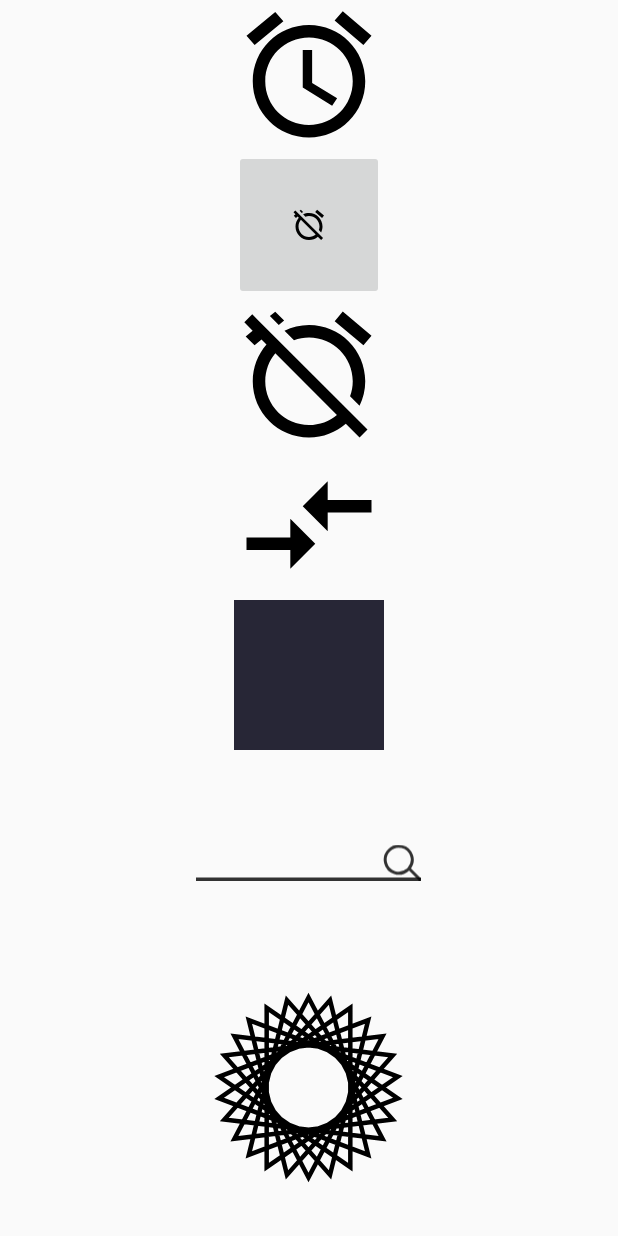
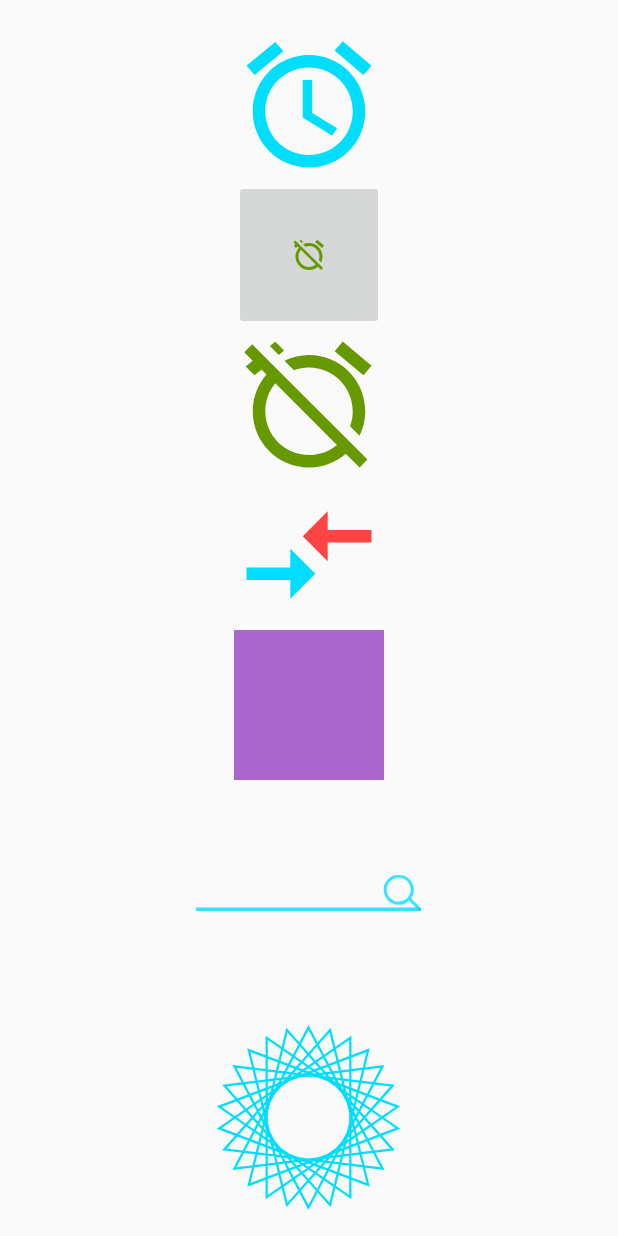
Before and after one commit to Pgrammerybj/AnimationUtils, an Android app: the Demo screen opened directly, with no data from a screen before it, on a phone screen of 412 x 824 dp. Run offline under Robolectric (Android 15) with nearby library versions, the phone set to English and light mode, and no system bars.

Commit message:
完善了关于VectorDrawable的案例demo

```diff
--- a/app/src/main/res/animator/anim_path.xml
+++ b/app/src/main/res/animator/anim_path.xml
@@ -1,12 +1,26 @@
 <?xml version="1.0" encoding="utf-8"?>
-<objectAnimator xmlns:android="http://schemas.android.com/apk/res/android"
+
+<set xmlns:android="http://schemas.android.com/apk/res/android">
+
+    <objectAnimator
         android:duration="5000"
         android:propertyName="trimPathStart"
+        android:repeatCount="infinite"
+        android:repeatMode="reverse"
         android:valueFrom="1"
         android:valueTo="0"
         android:valueType="floatType"
+        >
+    </objectAnimator>
+    <objectAnimator
+        android:duration="5000"
+        android:propertyName="strokeColor"
+        android:repeatCount="infinite"
         android:repeatMode="reverse"
-                android:repeatCount="infinite"
+        android:valueFrom="@android:color/holo_blue_bright"
+        android:valueTo="@android:color/holo_orange_dark"
+        android:valueType="floatType"
         >
+    </objectAnimator>
 
-</objectAnimator>
+</set>
--- a/app/src/main/res/drawable/arrow.xml
+++ b/app/src/main/res/drawable/arrow.xml
@@ -6,12 +6,12 @@
     <!--因为path标签里面没有很多的属性而group却有。如：translateX等-->
     <group android:name="left">
         <path
-            android:fillColor="#FF000000"
+            android:fillColor="@android:color/holo_blue_bright"
             android:pathData="M9.01,14L2,14v2h7.01v3L13,15l-3.99,-4v3z"/>
     </group>
     <group android:name="right">
         <path
-            android:fillColor="#FF000000"
+            android:fillColor="@android:color/holo_red_light"
             android:pathData="M14.99,13v-3L22,10L22,8h-7.01L14.99,5L11,9l3.99,4z"/>
     </group>
 </vector>
--- a/app/src/main/res/drawable/ic_access_alarms_black_24dp.xml
+++ b/app/src/main/res/drawable/ic_access_alarms_black_24dp.xml
@@ -4,6 +4,6 @@
         android:viewportHeight="24.0"
         android:viewportWidth="24.0">
     <path
-        android:fillColor="#FF000000"
+        android:fillColor="@android:color/holo_blue_bright"
         android:pathData="M22,5.7l-4.6,-3.9 -1.3,1.5 4.6,3.9L22,5.7zM7.9,3.4L6.6,1.9 2,5.7l1.3,1.5 4.6,-3.8zM12.5,8L11,8v6l4.7,2.9 0.8,-1.2 -4,-2.4L12.5,8zM12,4c-5,0 -9,4 -9,9s4,9 9,9 9,-4 9,-9 -4,-9 -9,-9zM12,20c-3.9,0 -7,-3.1 -7,-7s3.1,-7 7,-7 7,3.1 7,7 -3.1,7 -7,7z"/>
 </vector>
--- a/app/src/main/res/drawable/ic_alarm_off_black_24dp.xml
+++ b/app/src/main/res/drawable/ic_alarm_off_black_24dp.xml
@@ -4,6 +4,6 @@
         android:viewportWidth="24.0"
         android:viewportHeight="24.0">
     <path
-        android:fillColor="#FF000000"
+        android:fillColor="@android:color/holo_green_dark"
         android:pathData="M12,6c3.87,0 7,3.13 7,7 0,0.84 -0.16,1.65 -0.43,2.4l1.52,1.52c0.58,-1.19 0.91,-2.51 0.91,-3.92 0,-4.97 -4.03,-9 -9,-9 -1.41,0 -2.73,0.33 -3.92,0.91L9.6,6.43C10.35,6.16 11.16,6 12,6zM22,5.72l-4.6,-3.86 -1.29,1.53 4.6,3.86L22,5.72zM2.92,2.29L1.65,3.57 2.98,4.9l-1.11,0.93 1.42,1.42 1.11,-0.94 0.8,0.8C3.83,8.69 3,10.75 3,13c0,4.97 4.02,9 9,9 2.25,0 4.31,-0.83 5.89,-2.2l2.2,2.2 1.27,-1.27L3.89,3.27l-0.97,-0.98zM16.47,18.39C15.26,19.39 13.7,20 12,20c-3.87,0 -7,-3.13 -7,-7 0,-1.7 0.61,-3.26 1.61,-4.47l9.86,9.86zM8.02,3.28L6.6,1.86l-0.86,0.71 1.42,1.42 0.86,-0.71z"/>
 </vector>
--- a/app/src/main/res/drawable/path.xml
+++ b/app/src/main/res/drawable/path.xml
@@ -9,7 +9,7 @@
         <path
             android:name="star"
             android:pathData="M 50.0,90.0 L 82.9193546357,27.2774101308 L 12.5993502926,35.8158045183 L 59.5726265715,88.837672697 L 76.5249063296,20.0595700732 L 10.2916450361,45.1785327898 L 68.5889268818,85.4182410261 L 68.5889268818,14.5817589739 L 10.2916450361,54.8214672102 L 76.5249063296,79.9404299268 L 59.5726265715,11.162327303 L 12.5993502926,64.1841954817 L 82.9193546357,72.7225898692 L 50.0,10.0 L 17.0806453643,72.7225898692 L 87.4006497074,64.1841954817 L 40.4273734285,11.162327303 L 23.4750936704,79.9404299268 L 89.7083549639,54.8214672102 L 31.4110731182,14.5817589739 L 31.4110731182,85.4182410261 L 89.7083549639,45.1785327898 L 23.4750936704,20.0595700732 L 40.4273734285,88.837672697 L 87.4006497074,35.8158045183 L 17.0806453643,27.2774101308 L 50.0,90.0Z"
-            android:strokeColor="#000000"
-            android:strokeWidth="2"/>
+            android:strokeColor="@android:color/holo_blue_bright"
+            android:strokeWidth="1"/>
     </group>
 </vector>
--- a/app/src/main/res/drawable/searchbar.xml
+++ b/app/src/main/res/drawable/searchbar.xml
@@ -8,7 +8,7 @@
         android:name="search"
         android:pathData="M141,17 A9,9 0 1,1 142,16 L149,23"
         android:strokeAlpha="0.8"
-        android:strokeColor="#000000"
+        android:strokeColor="@android:color/holo_blue_bright"
         android:strokeLineCap="round"
         android:strokeWidth="2"/>
 
@@ -16,7 +16,7 @@
         android:name="bar"
         android:pathData="M0,23 L149,23"
         android:strokeAlpha="0.8"
-        android:strokeColor="#000000"
+        android:strokeColor="@android:color/holo_blue_bright"
         android:strokeLineCap="square"
         android:strokeWidth="2"/>
 </vector>
--- a/app/src/main/res/drawable/square.xml
+++ b/app/src/main/res/drawable/square.xml
@@ -5,6 +5,6 @@
         android:viewportWidth="100.0">
         <path
             android:name="square"
-            android:fillColor="#272636"
+            android:fillColor="@android:color/holo_purple"
             android:pathData="M0,0 L100,0 L100,100 L0,100 z"/>
 </vector>
--- a/app/src/main/res/layout/activity_demo.xml
+++ b/app/src/main/res/layout/activity_demo.xml
@@ -8,6 +8,8 @@
     <LinearLayout
         android:layout_width="match_parent"
         android:layout_height="match_parent"
+        android:layout_marginBottom="@dimen/dp_20"
+        android:layout_marginTop="@dimen/dp_20"
         android:gravity="center_horizontal"
         android:orientation="vertical"
         >
@@ -59,6 +61,5 @@
             android:onClick="click"
             app:srcCompat="@drawable/path_anim"
             />
-
     </LinearLayout>
 </ScrollView>
--- a/app/src/main/res/values/dimens.xml
+++ b/app/src/main/res/values/dimens.xml
@@ -4,6 +4,7 @@
     <dimen name="item_margin_leftright">30dp</dimen>
     <dimen name="dp_100">100dp</dimen>
     <dimen name="dp_150">150dp</dimen>
+    <dimen name="dp_20">20dp</dimen>
 
     <dimen name="sp_14">14sp</dimen>
     <dimen name="sp_18">18sp</dimen>
```
Also changed, not shown: 1 other file. Lines whose indentation alone changed are shown as unchanged.
